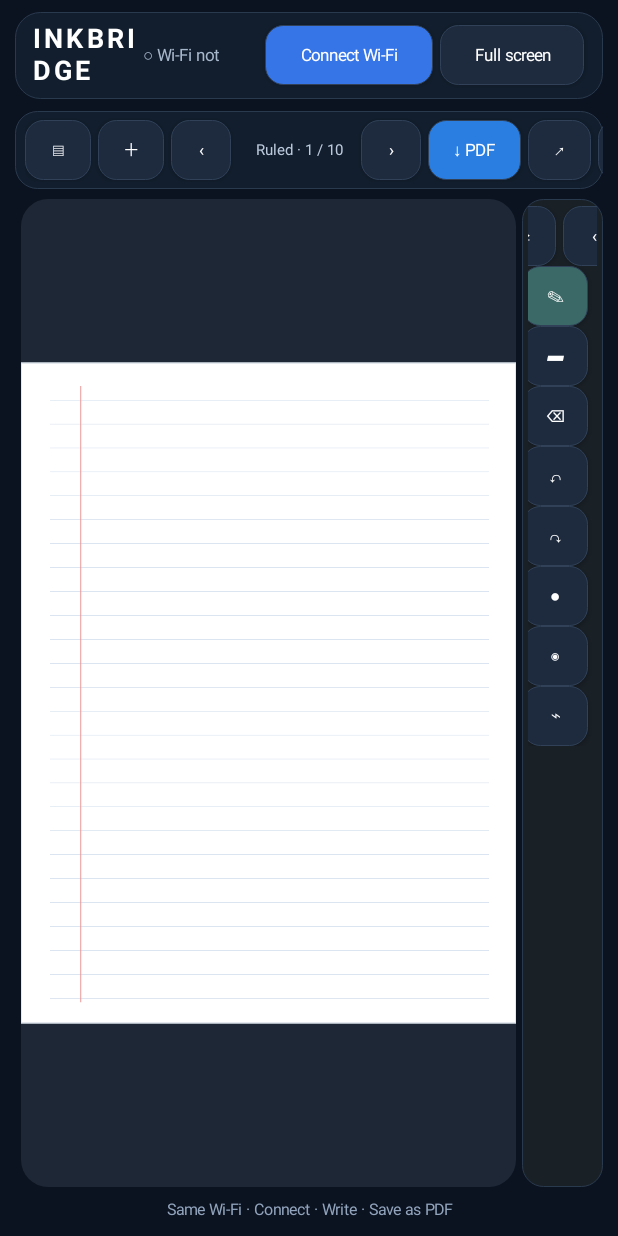
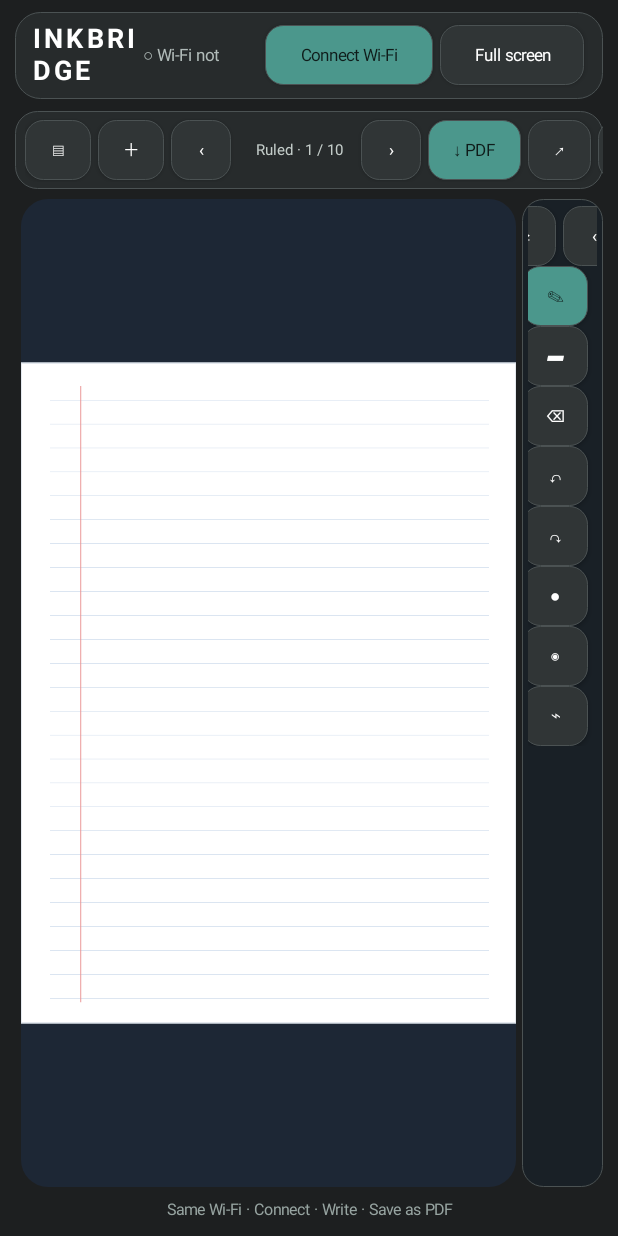
Before and after one commit to ahmed1-khaled/InkBridge, an Android app: the screen it shows after launch (MainActivity), on a phone screen of 412 x 824 dp. Run offline under Robolectric (Android 15) with nearby library versions, the phone set to English and light mode, and no system bars.

Commit message:
Refine Android workspace palette

```diff
--- a/android-app/src/main/java/com/inkbridge/app/MainActivity.kt
+++ b/android-app/src/main/java/com/inkbridge/app/MainActivity.kt
@@ -76,8 +76,8 @@ class MainActivity : Activity() {
 
     override fun onCreate(savedInstanceState: Bundle?) {
         super.onCreate(savedInstanceState)
-        window.statusBarColor = Color.rgb(11, 18, 32)
-        window.navigationBarColor = Color.rgb(11, 18, 32)
+        window.statusBarColor = Color.rgb(29, 31, 32)
+        window.navigationBarColor = Color.rgb(29, 31, 32)
         window.addFlags(android.view.WindowManager.LayoutParams.FLAG_KEEP_SCREEN_ON)
 
         client = WifiTcpClient(
@@ -127,7 +127,7 @@ class MainActivity : Activity() {
         val root = LinearLayout(this).apply {
             orientation = LinearLayout.VERTICAL
             setPadding(dp(10), dp(8), dp(10), dp(8))
-            setBackgroundColor(Color.rgb(11, 18, 32))
+            setBackgroundColor(Color.rgb(29, 31, 32))
         }
 
         val header = LinearLayout(this).apply {
@@ -145,13 +145,13 @@ class MainActivity : Activity() {
             text = "○ Wi-Fi not connected"
             textSize = 11f
             maxLines = 1
-            setTextColor(Color.rgb(167, 183, 204))
+            setTextColor(Color.rgb(177, 187, 185))
             gravity = Gravity.CENTER_VERTICAL
         }
-        connectButton = actionButton("Connect Wi-Fi", Color.rgb(54, 117, 232), dp(112)) { onConnectClicked() }
+        connectButton = actionButton("Connect Wi-Fi", Color.rgb(75, 151, 140), dp(112)) { onConnectClicked() }
         fullScreenButton = actionButton("Full screen", null, dp(96)) { toggleFullScreen() }
         connectButton.setOnLongClickListener { showWifiConnectDialog(); true }
-        header.background = panelBackground(Color.rgb(18, 30, 45), 17)
+        header.background = panelBackground(Color.rgb(39, 43, 44), 17)
         header.setPadding(dp(12), dp(5), dp(8), dp(5))
         header.addView(brand, LinearLayout.LayoutParams(0, dp(48), 1.0f))
         header.addView(statusText, LinearLayout.LayoutParams(0, dp(48), 1.1f))
@@ -168,20 +168,20 @@ class MainActivity : Activity() {
         pageText = TextView(this).apply {
             text = "Notebook · 1 / 10"
             textSize = 10f
-            setTextColor(Color.rgb(187, 201, 220))
+            setTextColor(Color.rgb(195, 204, 201))
             gravity = Gravity.CENTER
             minWidth = dp(82)
         }
         documentTools.addView(pageText)
         documentTools.addView(actionButton("›", null, dp(40)) { changePage(1) }.apply { contentDescription = "Next page" })
-        documentTools.addView(actionButton("↓ PDF", Color.rgb(42, 126, 225), dp(62)) { savePdfPicker() }.apply { contentDescription = "Export PDF" })
+        documentTools.addView(actionButton("↓ PDF", Color.rgb(75, 151, 140), dp(62)) { savePdfPicker() }.apply { contentDescription = "Export PDF" })
         documentTools.addView(actionButton("↗", null, dp(42)) { shareLastPdf() }.apply { contentDescription = "Share PDF" })
         documentTools.addView(actionButton("⇧", null, dp(42)) { openTransferPicker() }.apply { contentDescription = "Send file to Windows" })
         documentTools.addView(actionButton("⟳", null, dp(42)) { checkForUpdates(showWhenNoUpdate = true) }.apply { contentDescription = "Check updates" })
 
         val documentScroll = HorizontalScrollView(this).apply {
             isHorizontalScrollBarEnabled = false
-            background = panelBackground(Color.rgb(18, 30, 45), 15)
+            background = panelBackground(Color.rgb(39, 43, 44), 15)
             setPadding(dp(7), dp(5), dp(7), dp(5))
             clipToPadding = false
             addView(documentTools)
@@ -204,7 +204,7 @@ class MainActivity : Activity() {
         toolsRail.addView(dockControls)
 
         val tools = LinearLayout(this).apply { orientation = LinearLayout.VERTICAL; gravity = Gravity.TOP or Gravity.CENTER_HORIZONTAL }
-        tools.addView(actionButton("✎", Color.rgb(58, 105, 103), dp(44)) { drawingView.setTool(DrawingView.Tool.PEN) }.apply { contentDescription = "Pen" })
+        tools.addView(actionButton("✎", Color.rgb(75, 151, 140), dp(44)) { drawingView.setTool(DrawingView.Tool.PEN) }.apply { contentDescription = "Pen" })
         tools.addView(actionButton("▰", null, dp(44)) { drawingView.setTool(DrawingView.Tool.MARKER) }.apply { contentDescription = "Marker" })
         tools.addView(actionButton("⌫", null, dp(44)) { drawingView.setTool(DrawingView.Tool.ERASER) }.apply { contentDescription = "Eraser" })
         tools.addView(actionButton("↶", null, dp(44)) { drawingView.undo() }.apply { contentDescription = "Undo" })
@@ -228,7 +228,7 @@ class MainActivity : Activity() {
             setStylusOnly(false)
             setBrushSizeDp(3.5f)
         }
-        drawingView.background = panelBackground(Color.rgb(24, 35, 51), 18)
+        drawingView.background = panelBackground(Color.rgb(34, 38, 39), 18)
         drawingView.clipToOutline = true
         val canvasParams = LinearLayout.LayoutParams(ViewGroup.LayoutParams.MATCH_PARENT, 0, 1f)
         canvasParams.topMargin = dp(2)
@@ -251,7 +251,7 @@ class MainActivity : Activity() {
             text = "Same Wi-Fi · Connect · Write · Save as PDF"
             textSize = 10.5f
             gravity = Gravity.CENTER
-            setTextColor(Color.rgb(145, 164, 188))
+            setTextColor(Color.rgb(151, 164, 161))
         }
         root.addView(hint, LinearLayout.LayoutParams(ViewGroup.LayoutParams.MATCH_PARENT, dp(20)))
         setContentView(root)
@@ -740,20 +740,20 @@ class MainActivity : Activity() {
         shape = GradientDrawable.RECTANGLE
         cornerRadius = dp(radiusDp).toFloat()
         setColor(fill)
-        setStroke(dp(1), Color.rgb(42, 58, 78))
+        setStroke(dp(1), Color.rgb(75, 82, 83))
     }
 
     private fun actionButton(label: String, buttonColor: Int?, width: Int = 0, action: (View) -> Unit): Button = Button(this).apply {
         text = label
         textSize = 11f
         isAllCaps = false
-        setTextColor(Color.WHITE)
+        setTextColor(if (buttonColor == Color.rgb(75, 151, 140)) Color.rgb(15, 28, 26) else Color.WHITE)
         backgroundTintList = null
         background = GradientDrawable().apply {
             shape = GradientDrawable.RECTANGLE
             cornerRadius = dp(12).toFloat()
-            setColor(buttonColor ?: Color.rgb(30, 43, 62))
-            setStroke(dp(1), Color.rgb(48, 65, 88))
+            setColor(buttonColor ?: Color.rgb(48, 53, 54))
+            setStroke(dp(1), Color.rgb(75, 82, 83))
         }
         minWidth = 0
         minimumWidth = 0
```
